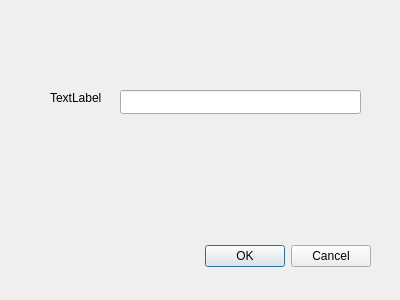
The window that TaskManagerGUI/CreateSubTaskDialog.ui (Federico3198/Task-Manager) describes before a commit, drawn with Qt 5.
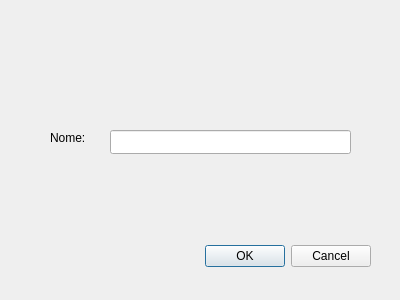
The same window after the commit.

Commit message: emplemented modify of list,task and subtask. Fixed refresh random bug

The edit to the form file:
```diff
--- a/TaskManagerGUI/CreateSubTaskDialog.ui
+++ b/TaskManagerGUI/CreateSubTaskDialog.ui
@@ -32,8 +32,8 @@
   <widget class="QLineEdit" name="lblText">
    <property name="geometry">
     <rect>
-     <x>120</x>
-     <y>90</y>
+     <x>110</x>
+     <y>130</y>
      <width>241</width>
      <height>24</height>
     </rect>
@@ -43,13 +43,13 @@
    <property name="geometry">
     <rect>
      <x>50</x>
-     <y>90</y>
+     <y>130</y>
      <width>55</width>
      <height>16</height>
     </rect>
    </property>
    <property name="text">
-    <string>TextLabel</string>
+    <string>Nome:</string>
    </property>
   </widget>
  </widget>
```
The commit also changes 22 other files.
